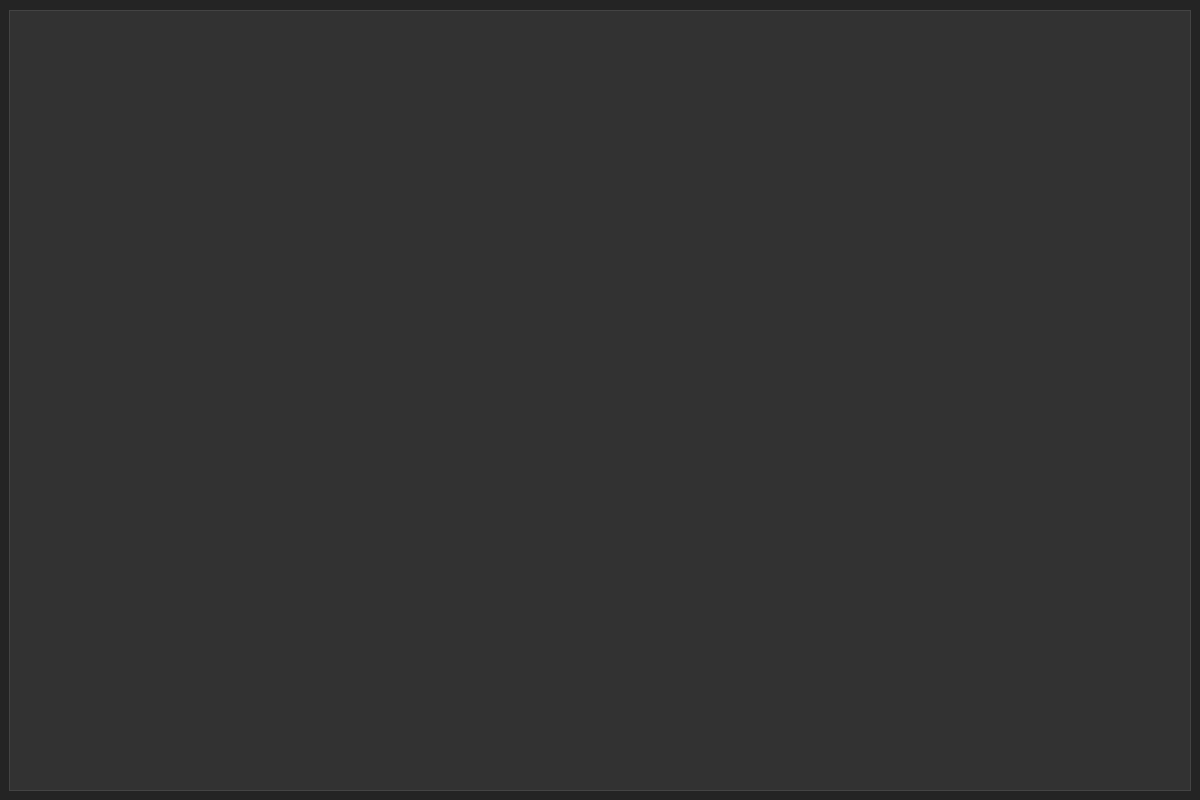
Above: Ros2_ws/src/gui/gui/ui/mainWindow_UI.ui from youssef1404/Cleaning_Robot_Project before the change. Below: the same form after it.
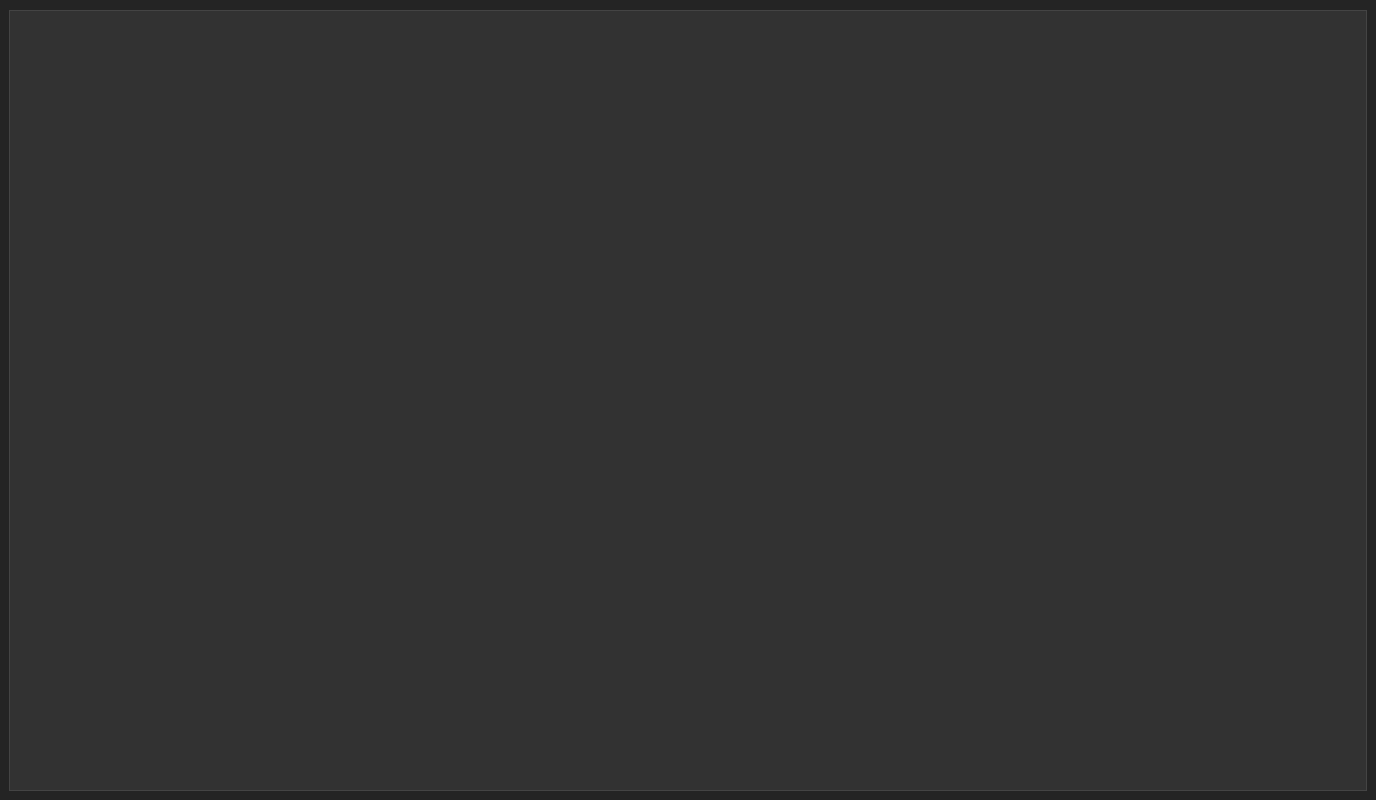
That is the form after the change. Icons and pictures are not drawn.

What changed in the file:
```diff
--- a/Ros2_ws/src/gui/gui/ui/mainWindow_UI.ui
+++ b/Ros2_ws/src/gui/gui/ui/mainWindow_UI.ui
@@ -6,7 +6,7 @@
    <rect>
     <x>0</x>
     <y>0</y>
-    <width>1200</width>
+    <width>1376</width>
     <height>800</height>
    </rect>
   </property>
```
Left out of the diff: 2 changed lines with no effect on the pictures.
